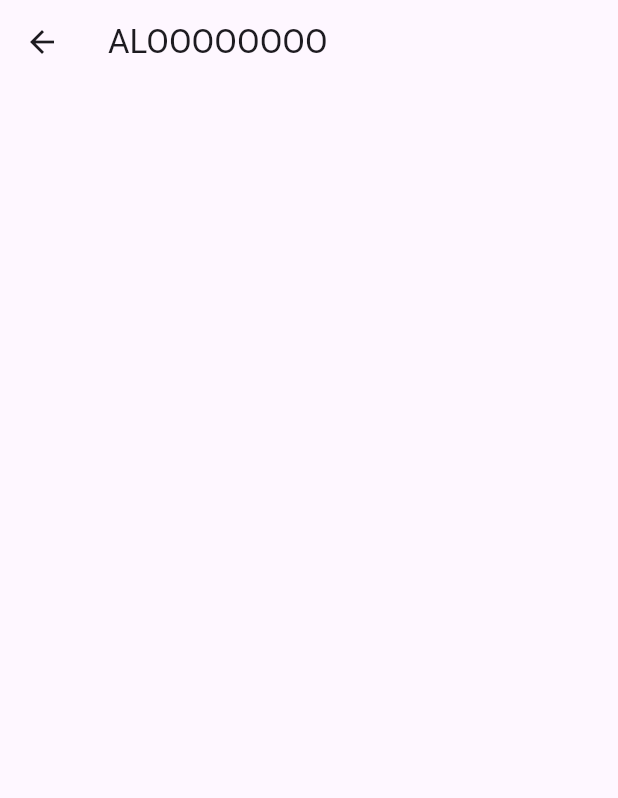
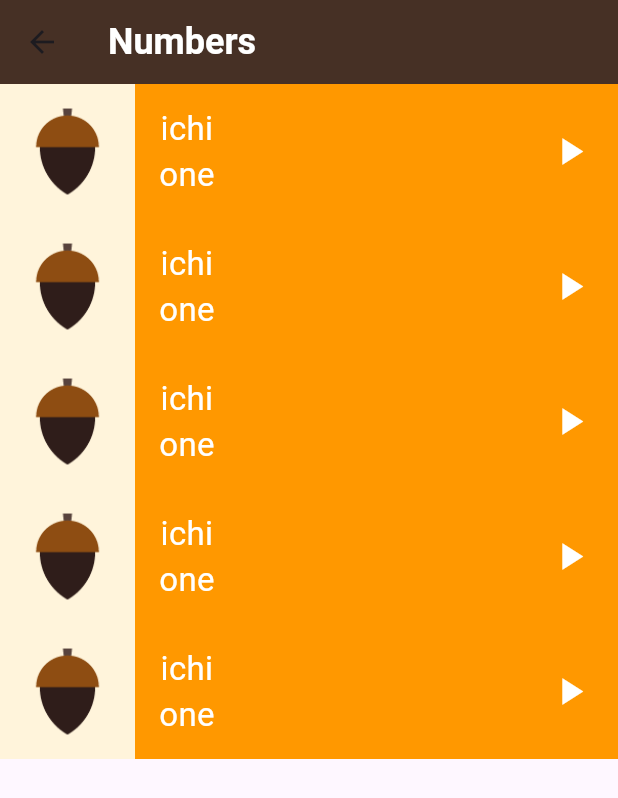
Before and after one commit to OsamaAliLasheen/toku_app, a Flutter app: the NumbersPage screen opened by its route, on a phone screen of 412 x 824 dp. Shown: the top 798 px of the screen. Run offline on Flutter 3.47's test engine with Material 3 defaults, Android fonts, the phone set to English and light mode, and no system bars.

Commit message:
-Added assets. -Refactored Numbers screen.

```diff
--- /dev/null
+++ b/lib/custom_widgets/number_container.dart
@@ -0,0 +1,57 @@
+import 'package:flutter/material.dart';
+import 'package:toku_app/models/Number.dart';
+
+class NumbersContainer extends StatelessWidget {
+  NumbersContainer({required this.number});
+  final Number number;
+
+  @override
+  Widget build(BuildContext context) {
+    return Container(
+      height: 90,
+      decoration: const BoxDecoration(
+        color: Colors.orange,
+      ),
+      child: Row(
+        children: [
+          Container(
+            decoration: const BoxDecoration(color: Color(0xffFFF4DB)),
+            child: Image.asset(
+              number.image!,
+            ),
+          ),
+          Padding(
+            padding: const EdgeInsets.only(left: 16.0),
+            child: Column(
+              mainAxisAlignment: MainAxisAlignment.center,
+              children: [
+                Text(
+                  number.jpName!,
+                  style: const TextStyle(color: Colors.white, fontSize: 22),
+                ),
+                Text(
+                  number.engName!,
+                  style: const TextStyle(color: Colors.white, fontSize: 22),
+                ),
+              ],
+            ),
+          ),
+          const Spacer(
+            flex: 1,
+          ),
+          Padding(
+            padding: const EdgeInsets.only(right: 8.0),
+            child: IconButton(
+              icon: const Icon(
+                Icons.play_arrow,
+                size: 30,
+              ),
+              color: Colors.white,
+              onPressed: () {},
+            ),
+          )
+        ],
+      ),
+    );
+  }
+}
--- a/lib/main.dart
+++ b/lib/main.dart
@@ -17,7 +17,7 @@
     return MaterialApp(
       home: const HomePage(),
       routes: {
-        '/numbers page': (context) => const NumbersPage(),
+        '/numbers page': (context) => NumbersPage(),
         '/family members page': (context) => const FamilyMembers(),
         '/colors page': (context) => const ColorsPage(),
         '/phrases page': (context) => const PhrasesPage(),
--- /dev/null
+++ b/lib/models/Number.dart
@@ -0,0 +1,8 @@
+class Number {
+  final String? image;
+  final String? jpName;
+  final String? engName;
+
+  const Number(
+      {required this.image, required this.jpName, required this.engName});
+}
--- a/lib/screens/numbers_page.dart
+++ b/lib/screens/numbers_page.dart
@@ -1,14 +1,45 @@
 import 'package:flutter/material.dart';
+import 'package:toku_app/custom_widgets/number_container.dart';
+import 'package:toku_app/models/Number.dart';
 
 class NumbersPage extends StatelessWidget {
-  const NumbersPage({super.key});
+  NumbersPage({super.key});
+
+  Number one = const Number(
+    image: 'assets/images/numbers/number_one.png',
+    jpName: 'ichi',
+    engName: 'one',
+  );
 
   @override
   Widget build(BuildContext context) {
     return Scaffold(
-      appBar: AppBar(
-        title: const Text('ALOOOOOOOO'),
-      ),
-    );
+        appBar: AppBar(
+          backgroundColor: const Color(0xff463025),
+          title: const Text(
+            'Numbers',
+            style: TextStyle(
+                color: Colors.white, fontWeight: FontWeight.bold, fontSize: 24),
+          ),
+        ),
+        body: Column(
+          children: [
+            NumbersContainer(
+              number: one,
+            ),
+            NumbersContainer(
+              number: one,
+            ),
+            NumbersContainer(
+              number: one,
+            ),
+            NumbersContainer(
+              number: one,
+            ),
+            NumbersContainer(
+              number: one,
+            ),
+          ],
+        ));
   }
 }
```
Also changed, not shown: pubspec.yaml (+6 -4 lines).
